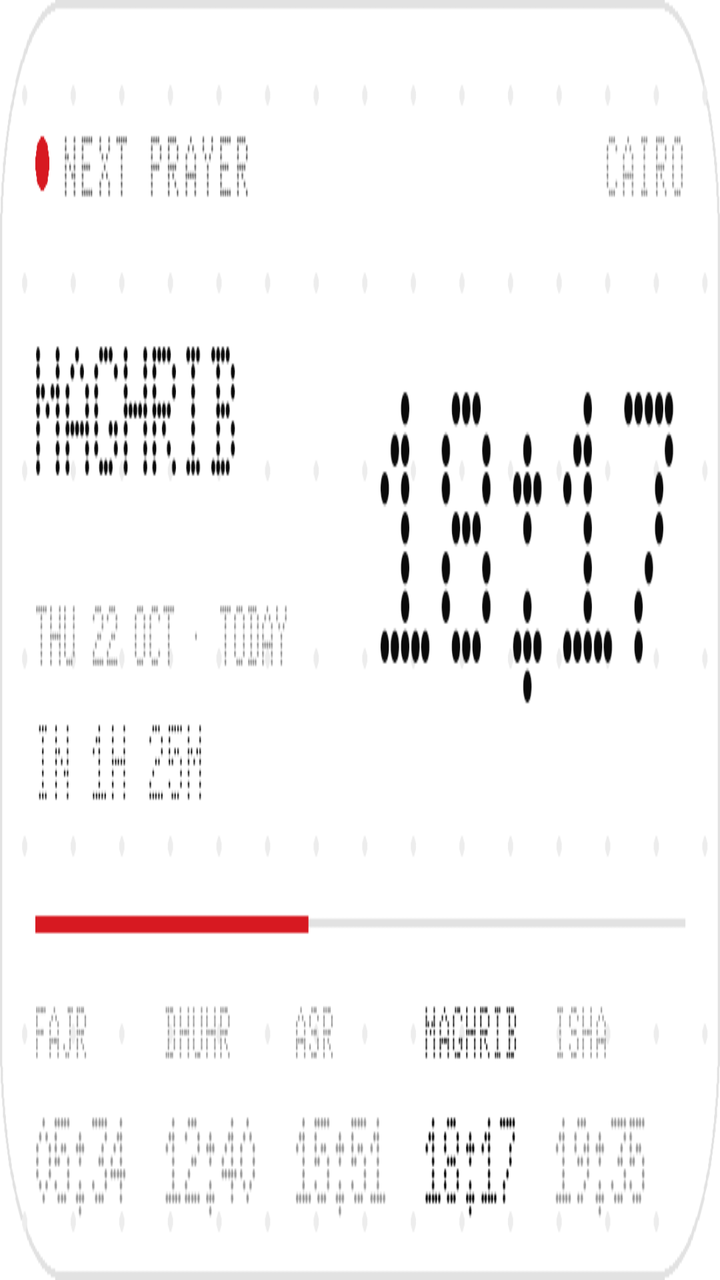
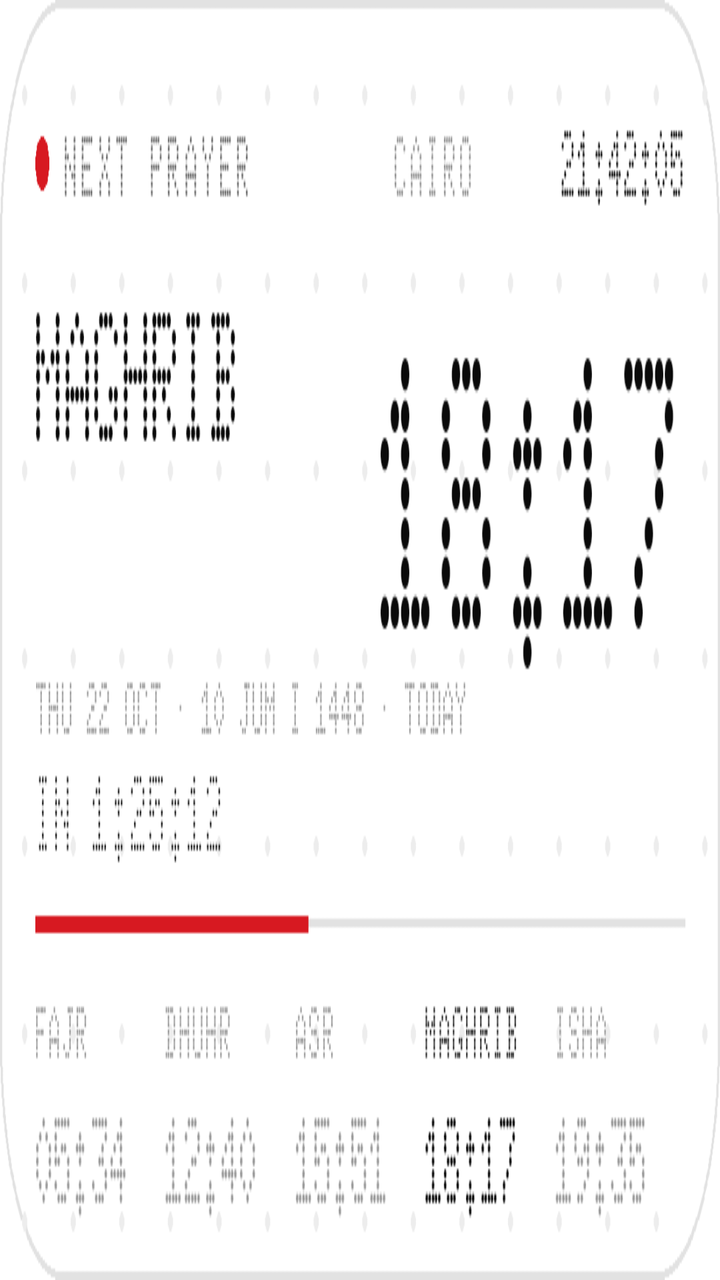

The first picture is an Android layout as it rendered before a commit; the second is the same layout after the commit. The layout source and the unified diff follow.
<!-- AndroidManifest.xml: application theme Theme.Dotpray -->
<!-- res/layout/widget_prayer.xml -->
<?xml version="1.0" encoding="utf-8"?>
<FrameLayout xmlns:android="http://schemas.android.com/apk/res/android"
    android:id="@+id/wRoot"
    android:layout_width="match_parent"
    android:layout_height="match_parent">

    <ImageView
        android:id="@+id/wCanvas"
        android:layout_width="match_parent"
        android:layout_height="match_parent"
        android:contentDescription="@string/app_name"
        android:scaleType="fitXY"
        android:src="@drawable/widget_preview" />

</FrameLayout>
<!-- resources referenced by this layout -->
<resources>
  <!-- drawable widget_preview: png bitmap (drawable-night-nodpi, 27662 bytes) -->
  <string name="app_name">Dotpray</string>
  <style name="Theme.Dotpray" parent="@android:style/Theme.Material.Light.NoActionBar">
          <item name="android:windowBackground">@color/bg</item>
          <item name="android:colorAccent">@color/accent</item>
          <item name="android:textColorPrimary">@color/fg</item>
          <item name="android:textColorSecondary">@color/fg_dim</item>
          <item name="android:textColorHint">@color/fg_faint</item>
          <item name="android:statusBarColor">@color/bg</item>
          <item name="android:navigationBarColor">@color/bg</item>
          <item name="android:windowLightStatusBar">true</item>
          <item name="android:windowLightNavigationBar">true</item>
          
          <item name="android:forceDarkAllowed">false</item>
          <item name="android:fontFamily">@font/doto_regular</item>
          <item name="android:windowAnimationStyle">@android:style/Animation.Activity</item>
      </style>
  <color name="bg">#FFFFFFFF</color>
  <color name="accent">#FFD71921</color>
  <color name="fg">#FF0A0A0A</color>
  <color name="fg_dim">#FF5E5E5E</color>
  <color name="fg_faint">#FF8A8A8A</color>
</resources>

<!-- the commit's change to res/layout/widget_prayer.xml (unified diff, before → after) -->
@@ -12,4 +12,55 @@
         android:scaleType="fitXY"
         android:src="@drawable/widget_preview" />
 
+    
+    <TextClock
+        android:id="@+id/wNow24"
+        android:layout_width="wrap_content"
+        android:layout_height="wrap_content"
+        android:layout_gravity="top|end"
+        android:layout_marginTop="5dp"
+        android:layout_marginEnd="16dp"
+        android:fontFamily="monospace"
+        android:format12Hour="HH:mm:ss"
+        android:format24Hour="HH:mm:ss"
+        android:includeFontPadding="false"
+        android:letterSpacing="0.04"
+        android:textColor="@color/fg"
+        android:textSize="11sp"
+        android:textStyle="bold"
+        android:visibility="gone" />
+
+    
+    <TextClock
+        android:id="@+id/wNow12"
+        android:layout_width="wrap_content"
+        android:layout_height="wrap_content"
+        android:layout_gravity="top|end"
+        android:layout_marginTop="5dp"
+        android:layout_marginEnd="16dp"
+        android:fontFamily="monospace"
+        android:format12Hour="h:mm:ss a"
+        android:format24Hour="h:mm:ss a"
+        android:includeFontPadding="false"
+        android:letterSpacing="0.04"
+        android:textColor="@color/fg"
+        android:textSize="11sp"
+        android:textStyle="bold"
+        android:visibility="gone" />
+
+    <Chronometer
+        android:id="@+id/wCountdown"
+        android:layout_width="wrap_content"
+        android:layout_height="wrap_content"
+        android:layout_gravity="top|start"
+        android:countDown="true"
+        android:fontFamily="monospace"
+        android:format="IN %s"
+        android:includeFontPadding="false"
+        android:letterSpacing="0.04"
+        android:textColor="@color/fg"
+        android:textSize="12sp"
+        android:textStyle="bold"
+        android:visibility="gone" />
+
 </FrameLayout>
<!-- resource entries referenced after the edit -->
@@ -1,6 +1,6 @@
 <!-- resources referenced by this layout -->
 <resources>
-  <!-- drawable widget_preview: png bitmap (drawable-night-nodpi, 27662 bytes) -->
+  <!-- drawable widget_preview: png bitmap (drawable-night-nodpi, 30693 bytes) -->
   <string name="app_name">Dotpray</string>
   <style name="Theme.Dotpray" parent="@android:style/Theme.Material.Light.NoActionBar">
           <item name="android:windowBackground">@color/bg</item>
